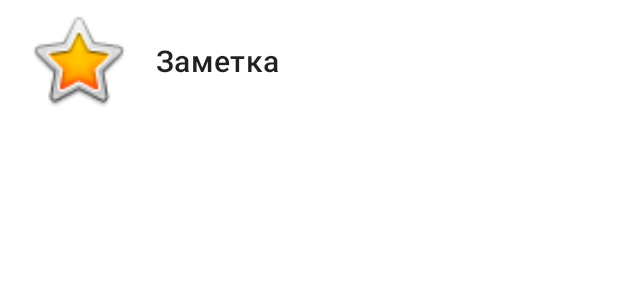
After one commit to AleksTereh/MyNotes, an Android app: the layout fragment_content.xml on its own in the app's theme, with its tools: preview values and no code run, on a phone screen of 412 x 824 dp. The commit adds this screen. Shown: the top 300 px of the screen. Run offline under Robolectric (Android 15) with nearby library versions, the phone set to English and light mode, and no system bars.

Commit message:
что-то, но не всё

```diff
--- a/app/build.gradle
+++ b/app/build.gradle
@@ -28,10 +28,12 @@ android {
 }
 
 dependencies {
+    implementation 'androidx.fragment:fragment:1.4.1'
 
     implementation 'androidx.appcompat:appcompat:1.4.1'
     implementation 'com.google.android.material:material:1.5.0'
     implementation 'androidx.constraintlayout:constraintlayout:2.1.3'
+    implementation 'androidx.legacy:legacy-support-v4:1.0.0'
     testImplementation 'junit:junit:4.13.2'
     androidTestImplementation 'androidx.test.ext:junit:1.1.3'
     androidTestImplementation 'androidx.test.espresso:espresso-core:3.4.0'
--- /dev/null
+++ b/app/src/main/res/layout/fragment_content.xml
@@ -0,0 +1,40 @@
+<?xml version="1.0" encoding="utf-8"?>
+<com.google.android.material.card.MaterialCardView xmlns:android="http://schemas.android.com/apk/res/android"
+    xmlns:app="http://schemas.android.com/apk/res-auto"
+    xmlns:tools="http://schemas.android.com/tools"
+    android:id="@+id/root"
+    android:layout_width="match_parent"
+    android:layout_height="match_parent"
+    app:cardElevation="0dp">
+
+    <androidx.constraintlayout.widget.ConstraintLayout
+        android:layout_width="match_parent"
+        android:layout_height="wrap_content"
+        android:paddingHorizontal="16dp"
+        android:paddingVertical="4dp">
+
+        <ImageView
+            android:id="@+id/icon"
+            android:layout_width="72dp"
+            android:layout_height="72dp"
+            app:layout_constraintBottom_toBottomOf="parent"
+            app:layout_constraintStart_toStartOf="parent"
+            app:layout_constraintTop_toTopOf="parent"
+            app:srcCompat="@android:drawable/btn_star_big_on" />
+
+        <TextView
+            android:id="@+id/title"
+            android:layout_width="0dp"
+            android:layout_height="wrap_content"
+            android:layout_marginStart="16dp"
+            android:textAppearance="@style/TextAppearance.MaterialComponents.Headline6"
+            app:layout_constraintBottom_toBottomOf="parent"
+            app:layout_constraintEnd_toEndOf="parent"
+            app:layout_constraintStart_toEndOf="@+id/icon"
+            app:layout_constraintTop_toTopOf="parent"
+            tools:text="@string/Заметка" />
+
+
+    </androidx.constraintlayout.widget.ConstraintLayout>
+
+</com.google.android.material.card.MaterialCardView>
--- /dev/null
+++ b/app/src/main/res/values-night/strings.xml
@@ -0,0 +1,4 @@
+<?xml version="1.0" encoding="utf-8"?>
+<resources>
+    <string name="Заметка">Заметка</string>
+</resources>
--- a/app/src/main/res/values/strings.xml
+++ b/app/src/main/res/values/strings.xml
@@ -1,3 +1,6 @@
 <resources>
     <string name="app_name">MyNotes</string>
+    <string name="Заметка">Заметка</string>
+    <!-- TODO: Remove or change this placeholder text -->
+    <string name="hello_blank_fragment">Hello blank fragment</string>
 </resources>
```
Also changed, not shown: app/src/main/java/ru/alekstereh/mynotes/BlankFragment.java (added, +64 -0 lines), app/src/main/java/ru/alekstereh/mynotes/ContentFragment.java (added, +34 -0 lines), app/src/main/java/ru/alekstereh/mynotes/MainActivity.java (+9 -0 lines), app/src/main/res/layout/activity_main.xml (+4 -14 lines), app/src/main/res/layout/fragment_blank.xml (added, +14 -0 lines).
